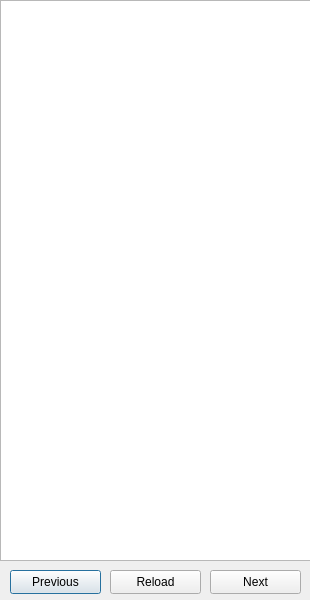
Qt form src/infodialog.ui (melak/veroroute) before a commit.
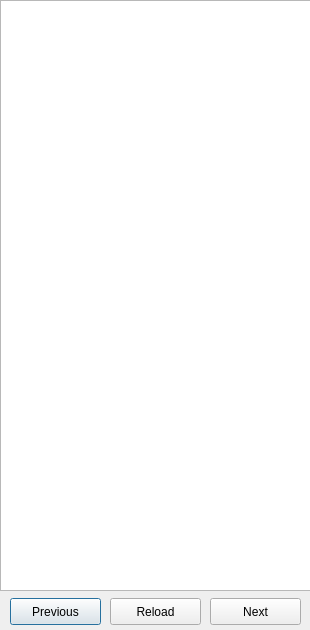
The same form after that commit.

Diff of the .ui file:
```diff
--- a/src/infodialog.ui
+++ b/src/infodialog.ui
@@ -7,19 +7,19 @@
     <x>0</x>
     <y>0</y>
     <width>310</width>
-    <height>600</height>
+    <height>630</height>
    </rect>
   </property>
   <property name="minimumSize">
    <size>
     <width>310</width>
-    <height>600</height>
+    <height>630</height>
    </size>
   </property>
   <property name="maximumSize">
    <size>
     <width>310</width>
-    <height>600</height>
+    <height>16777215</height>
    </size>
   </property>
   <property name="windowTitle">
@@ -31,7 +31,7 @@
      <x>0</x>
      <y>0</y>
      <width>311</width>
-     <height>561</height>
+     <height>591</height>
     </rect>
    </property>
    <property name="minimumSize">
@@ -43,7 +43,7 @@
    <property name="maximumSize">
     <size>
      <width>311</width>
-     <height>600</height>
+     <height>16777215</height>
     </size>
    </property>
    <property name="acceptRichText">
@@ -57,9 +57,9 @@
    <property name="geometry">
     <rect>
      <x>10</x>
-     <y>570</y>
+     <y>598</y>
      <width>91</width>
-     <height>24</height>
+     <height>27</height>
     </rect>
    </property>
    <property name="focusPolicy">
@@ -73,9 +73,9 @@
    <property name="geometry">
     <rect>
      <x>210</x>
-     <y>570</y>
+     <y>598</y>
      <width>91</width>
-     <height>24</height>
+     <height>27</height>
     </rect>
    </property>
    <property name="focusPolicy">
@@ -89,9 +89,9 @@
    <property name="geometry">
     <rect>
      <x>110</x>
-     <y>570</y>
+     <y>598</y>
      <width>91</width>
-     <height>24</height>
+     <height>27</height>
     </rect>
    </property>
    <property name="focusPolicy">
```
Left out of the diff: 8 changed lines with no effect on the pictures.
